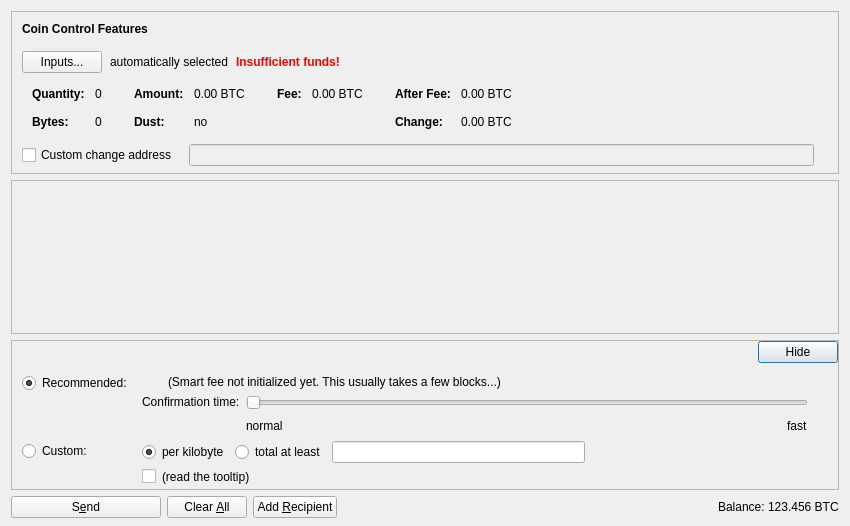
First picture: the form in src/qt/forms/sendcoinsdialog.ui, repository MrMiner-org/TheMinerzCoin, before the edit.
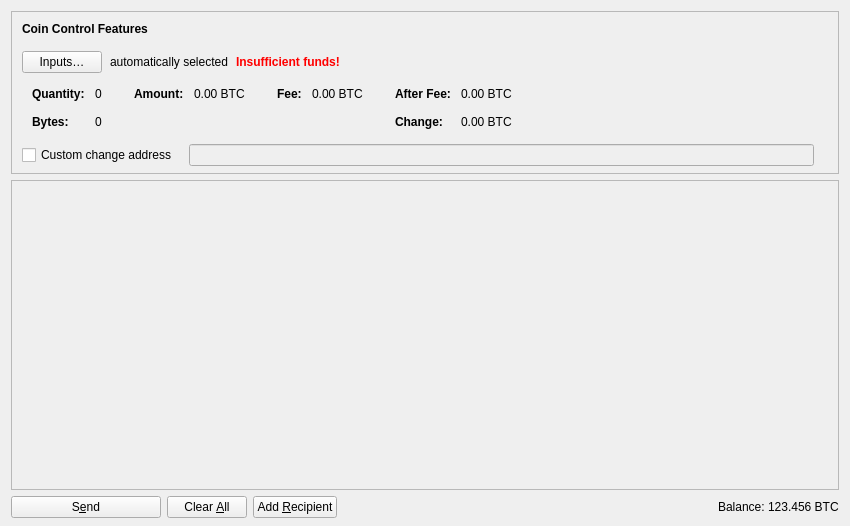
Second picture: the form after the edit. Icons and pictures are not drawn. Custom widgets are drawn as their Qt base class.

Diff of the .ui file:
```diff
--- a/src/qt/forms/sendcoinsdialog.ui
+++ b/src/qt/forms/sendcoinsdialog.ui
@@ -13,7 +13,7 @@
   <property name="windowTitle">
    <string>Send Coins</string>
   </property>
-  <layout class="QVBoxLayout" name="verticalLayout" stretch="0,1,0,0">
+  <layout class="QVBoxLayout" name="verticalLayout" stretch="0,1,0">
    <property name="bottomMargin">
     <number>8</number>
    </property>
@@ -107,7 +107,7 @@
              <string notr="true"/>
             </property>
             <property name="text">
-             <string>Inputs...</string>
+             <string>Inputs…</string>
             </property>
             <property name="autoDefault">
              <bool>false</bool>
@@ -331,35 +331,6 @@
                  </property>
                 </widget>
                </item>
-               <item row="1" column="0">
-                <widget class="QLabel" name="labelCoinControlLowOutputText">
-                 <property name="font">
-                  <font>
-                   <weight>75</weight>
-                   <bold>true</bold>
-                  </font>
-                 </property>
-                 <property name="text">
-                  <string>Dust:</string>
-                 </property>
-                </widget>
-               </item>
-               <item row="1" column="1">
-                <widget class="QLabel" name="labelCoinControlLowOutput">
-                 <property name="cursor">
-                  <cursorShape>IBeamCursor</cursorShape>
-                 </property>
-                 <property name="contextMenuPolicy">
-                  <enum>Qt::ActionsContextMenu</enum>
-                 </property>
-                 <property name="text">
-                  <string notr="true">no</string>
-                 </property>
-                 <property name="textInteractionFlags">
-                  <set>Qt::LinksAccessibleByMouse|Qt::TextSelectableByKeyboard|Qt::TextSelectableByMouse</set>
-                 </property>
-                </widget>
-               </item>
               </layout>
              </item>
              <item>
@@ -588,7 +559,7 @@
         <x>0</x>
         <y>0</y>
         <width>830</width>
-        <height>104</height>
+        <height>304</height>
        </rect>
       </property>
       <layout class="QVBoxLayout" name="verticalLayout_2" stretch="0,1">
@@ -628,494 +599,6 @@
      </widget>
     </widget>
    </item>
-   <item>
-    <widget class="QFrame" name="frameFee">
-     <property name="sizePolicy">
-      <sizepolicy hsizetype="Expanding" vsizetype="Expanding">
-       <horstretch>0</horstretch>
-       <verstretch>0</verstretch>
-      </sizepolicy>
-     </property>
-     <property name="maximumSize">
-      <size>
-       <width>16777215</width>
-       <height>16777215</height>
-      </size>
-     </property>
-     <property name="frameShape">
-      <enum>QFrame::StyledPanel</enum>
-     </property>
-     <property name="frameShadow">
-      <enum>QFrame::Sunken</enum>
-     </property>
-     <layout class="QVBoxLayout" name="verticalLayoutFee1">
-      <property name="spacing">
-       <number>0</number>
-      </property>
-      <property name="leftMargin">
-       <number>0</number>
-      </property>
-      <property name="topMargin">
-       <number>0</number>
-      </property>
-      <property name="rightMargin">
-       <number>0</number>
-      </property>
-      <property name="bottomMargin">
-       <number>0</number>
-      </property>
-      <item>
-       <layout class="QVBoxLayout" name="verticalLayoutFee2" stretch="0,0,0">
-        <property name="spacing">
-         <number>0</number>
-        </property>
-        <property name="leftMargin">
-         <number>10</number>
-        </property>
-        <property name="topMargin">
-         <number>0</number>
-        </property>
-        <item>
-         <layout class="QHBoxLayout" name="horizontalLayoutFee1">
-          <property name="bottomMargin">
-           <number>0</number>
-          </property>
-          <item>
-           <layout class="QVBoxLayout" name="verticalLayoutFee7">
-            <property name="spacing">
-             <number>0</number>
-            </property>
-            <item>
-             <spacer name="verticalSpacerSmartFee">
-              <property name="orientation">
-               <enum>Qt::Vertical</enum>
-              </property>
-              <property name="sizeType">
-               <enum>QSizePolicy::Fixed</enum>
-              </property>
-              <property name="sizeHint" stdset="0">
-               <size>
-                <width>1</width>
-                <height>4</height>
-               </size>
-              </property>
-             </spacer>
-            </item>
-            <item>
-             <spacer name="verticalSpacer_5">
-              <property name="orientation">
-               <enum>Qt::Vertical</enum>
-              </property>
-              <property name="sizeHint" stdset="0">
-               <size>
-                <width>1</width>
-                <height>1</height>
-               </size>
-              </property>
-             </spacer>
-            </item>
-           </layout>
-          </item>
-          <item>
-           <spacer name="horizontalSpacer_4">
-            <property name="orientation">
-             <enum>Qt::Horizontal</enum>
-            </property>
-            <property name="sizeHint" stdset="0">
-             <size>
-              <width>40</width>
-              <height>20</height>
-             </size>
-            </property>
-           </spacer>
-          </item>
-          <item>
-           <widget class="QPushButton" name="buttonMinimizeFee">
-            <property name="toolTip">
-             <string>collapse fee-settings</string>
-            </property>
-            <property name="text">
-             <string>Hide</string>
-            </property>
-           </widget>
-          </item>
-         </layout>
-        </item>
-        <item>
-         <widget class="QFrame" name="frameFeeSelection">
-          <layout class="QVBoxLayout" name="verticalLayoutFee12">
-           <property name="spacing">
-            <number>0</number>
-           </property>
-           <property name="leftMargin">
-            <number>0</number>
-           </property>
-           <property name="topMargin">
-            <number>0</number>
-           </property>
-           <property name="rightMargin">
-            <number>0</number>
-           </property>
-           <property name="bottomMargin">
-            <number>0</number>
-           </property>
-           <item>
-            <layout class="QGridLayout" name="gridLayoutFee">
-             <property name="topMargin">
-              <number>10</number>
-             </property>
-             <property name="bottomMargin">
-              <number>4</number>
-             </property>
-             <property name="horizontalSpacing">
-              <number>10</number>
-             </property>
-             <property name="verticalSpacing">
-              <number>4</number>
-             </property>
-             <item row="1" column="1">
-              <layout class="QVBoxLayout" name="verticalLayoutFee8">
-               <property name="spacing">
-                <number>6</number>
-               </property>
-               <item>
-                <layout class="QHBoxLayout" name="horizontalLayoutFee13">
-                 <item>
-                  <widget class="QRadioButton" name="radioCustomPerKilobyte">
-                   <property name="toolTip">
-                    <string>If the custom fee is set to 1000 satoshis and the transaction is only 250 bytes, then &quot;per kilobyte&quot; only pays 250 satoshis in fee, while &quot;total at least&quot; pays 1000 satoshis. For transactions bigger than a kilobyte both pay by kilobyte.</string>
-                   </property>
-                   <property name="text">
-                    <string>per kilobyte</string>
-                   </property>
-                   <property name="checked">
-                    <bool>true</bool>
-                   </property>
-                   <attribute name="buttonGroup">
-                    <string notr="true">groupCustomFee</string>
-                   </attribute>
-                  </widget>
-                 </item>
-                 <item>
-                  <widget class="QRadioButton" name="radioCustomAtLeast">
-                   <property name="toolTip">
-                    <string>If the custom fee is set to 1000 satoshis and the transaction is only 250 bytes, then &quot;per kilobyte&quot; only pays 250 satoshis in fee, while &quot;total at least&quot; pays 1000 satoshis. For transactions bigger than a kilobyte both pay by kilobyte.</string>
-                   </property>
-                   <property name="text">
-                    <string>total at least</string>
-                   </property>
-                   <attribute name="buttonGroup">
-                    <string notr="true">groupCustomFee</string>
-                   </attribute>
-                  </widget>
-                 </item>
-                 <item>
-                  <widget class="BitcoinAmountField" name="customFee"/>
-                 </item>
-                 <item>
-                  <spacer name="horizontalSpacer_6">
-                   <property name="orientation">
-                    <enum>Qt::Horizontal</enum>
-                   </property>
-                   <property name="sizeHint" stdset="0">
-                    <size>
-                     <width>1</width>
-                     <height>1</height>
-                    </size>
-                   </property>
-                  </spacer>
-                 </item>
-                </layout>
-               </item>
-               <item>
-                <layout class="QHBoxLayout" name="horizontalLayoutFee8">
-                 <item>
-                  <widget class="QCheckBox" name="checkBoxMinimumFee">
-                   <property name="toolTip">
-                    <string>Paying only the minimum fee is just fine as long as there is less transaction volume than space in the blocks. But be aware that this can end up in a never confirming transaction once there is more demand for bitcoin transactions than the network can process.</string>
-                   </property>
-                   <property name="text">
-                    <string/>
-                   </property>
-                  </widget>
-                 </item>
-                 <item>
-                  <widget class="QLabel" name="labelMinFeeWarning">
-                   <property name="enabled">
-                    <bool>true</bool>
-                   </property>
-                   <property name="toolTip">
-                    <string>Paying only the minimum fee is just fine as long as there is less transaction volume than space in the blocks. But be aware that this can end up in a never confirming transaction once there is more demand for bitcoin transactions than the network can process.</string>
-                   </property>
-                   <property name="text">
-                    <string>(read the tooltip)</string>
-                   </property>
-                   <property name="margin">
-                    <number>5</number>
-                   </property>
-                  </widget>
-                 </item>
-                 <item>
-                  <spacer name="horizontalSpacer_2">
-                   <property name="orientation">
-                    <enum>Qt::Horizontal</enum>
-                   </property>
-                   <property name="sizeHint" stdset="0">
-                    <size>
-                     <width>1</width>
-                     <height>1</height>
-                    </size>
-                   </property>
-                  </spacer>
-                 </item>
-                </layout>
-               </item>
-              </layout>
-             </item>
-             <item row="0" column="0">
-              <layout class="QVBoxLayout" name="verticalLayoutFee4" stretch="0,1">
-               <item>
-                <widget class="QRadioButton" name="radioSmartFee">
-                 <property name="text">
-                  <string>Recommended:</string>
-                 </property>
-                 <property name="checked">
-                  <bool>true</bool>
-                 </property>
-                 <attribute name="buttonGroup">
-                  <string notr="true">groupFee</string>
-                 </attribute>
-                </widget>
-               </item>
-               <item>
-                <spacer name="verticalSpacer_2">
-                 <property name="orientation">
-                  <enum>Qt::Vertical</enum>
-                 </property>
-                 <property name="sizeHint" stdset="0">
-                  <size>
-                   <width>1</width>
-                   <height>1</height>
-                  </size>
-                 </property>
-                </spacer>
-               </item>
-              </layout>
-             </item>
-             <item row="1" column="0">
-              <layout class="QVBoxLayout" name="verticalLayoutFee9" stretch="0,1">
-               <item>
-                <widget class="QRadioButton" name="radioCustomFee">
-                 <property name="text">
-                  <string>Custom:</string>
-                 </property>
-                 <attribute name="buttonGroup">
-                  <string notr="true">groupFee</string>
-                 </attribute>
-                </widget>
-               </item>
-               <item>
-                <spacer name="verticalSpacer_6">
-                 <property name="orientation">
-                  <enum>Qt::Vertical</enum>
-                 </property>
-                 <property name="sizeHint" stdset="0">
-                  <size>
-                   <width>1</width>
-                   <height>1</height>
-                  </size>
-                 </property>
-                </spacer>
-               </item>
-              </layout>
-             </item>
-             <item row="0" column="1">
-              <layout class="QVBoxLayout" name="verticalLayoutFee3" stretch="0,0,1">
-               <property name="spacing">
-                <number>6</number>
-               </property>
-               <property name="topMargin">
-                <number>2</number>
-               </property>
-               <item>
-                <layout class="QHBoxLayout" name="horizontalLayoutFee12">
-                 <item>
-                  <widget class="QLabel" name="labelSmartFee">
-                   <property name="text">
-                    <string/>
-                   </property>
-                   <property name="margin">
-                    <number>2</number>
-                   </property>
-                  </widget>
-                 </item>
-                 <item>
-                  <widget class="QLabel" name="labelFeeEstimation">
-                   <property name="text">
-                    <string/>
-                   </property>
-                  </widget>
-                 </item>
-                 <item>
-                  <widget class="QLabel" name="labelSmartFee2">
-                   <property name="text">
-                    <string>(Smart fee not initialized yet. This usually takes a few blocks...)</string>
-                   </property>
-                   <property name="margin">
-                    <number>2</number>
-                   </property>
-                  </widget>
-                 </item>
-                 <item>
-                  <spacer name="horizontalSpacer_5">
-                   <property name="orientation">
-                    <enum>Qt::Horizontal</enum>
-                   </property>
-                   <property name="sizeHint" stdset="0">
-                    <size>
-                     <width>1</width>
-                     <height>1</height>
-                    </size>
-                   </property>
-                  </spacer>
-                 </item>
-                </layout>
-               </item>
-               <item>
-                <layout class="QHBoxLayout" name="horizontalLayoutFee9">
-                 <item>
-                  <layout class="QVBoxLayout" name="verticalLayoutFee6">
-                   <item>
-                    <widget class="QLabel" name="labelSmartFee3">
-                     <property name="text">
-                      <string>Confirmation time:</string>
-                     </property>
-                     <property name="margin">
-                      <number>2</number>
-                     </property>
-                    </widget>
-                   </item>
-                   <item>
-                    <spacer name="verticalSpacer_3">
-                     <property name="orientation">
-                      <enum>Qt::Vertical</enum>
-                     </property>
-                     <property name="sizeHint" stdset="0">
-                      <size>
-                       <width>1</width>
-                       <height>1</height>
-                      </size>
-                     </property>
-                    </spacer>
-                   </item>
-                  </layout>
-                 </item>
-                 <item>
-                  <layout class="QVBoxLayout" name="verticalLayoutFee5">
-                   <property name="rightMargin">
-                    <number>30</number>
-                   </property>
-                   <item>
-                    <widget class="QSlider" name="sliderSmartFee">
-                     <property name="minimum">
-                      <number>0</number>
-                     </property>
-                     <property name="maximum">
-                      <number>24</number>
-                     </property>
-                     <property name="pageStep">
-                      <number>1</number>
-                     </property>
-                     <property name="value">
-                      <number>0</number>
-                     </property>
-                     <property name="orientation">
-                      <enum>Qt::Horizontal</enum>
-                     </property>
-                     <property name="invertedAppearance">
-                      <bool>false</bool>
-                     </property>
-                     <property name="invertedControls">
-                      <bool>false</bool>
-                     </property>
-                     <property name="tickPosition">
-                      <enum>QSlider::NoTicks</enum>
-                     </property>
-                    </widget>
-                   </item>
-                   <item>
-                    <layout class="QHBoxLayout" name="horizontalLayoutFee10">
-                     <item>
-                      <widget class="QLabel" name="labelSmartFeeNormal">
-                       <property name="text">
-                        <string>normal</string>
-                       </property>
-                      </widget>
-                     </item>
-                     <item>
-                      <spacer name="horizontalSpacer_3">
-                       <property name="orientation">
-                        <enum>Qt::Horizontal</enum>
-                       </property>
-                       <property name="sizeHint" stdset="0">
-                        <size>
-                         <width>40</width>
-                         <height>20</height>
-                        </size>
-                       </property>
-                      </spacer>
-                     </item>
-                     <item>
-                      <widget class="QLabel" name="labelSmartFeeFast">
-                       <property name="text">
-                        <string>fast</string>
-                       </property>
-                      </widget>
-                     </item>
-                    </layout>
-                   </item>
-                  </layout>
-                 </item>
-                </layout>
-               </item>
-               <item>
-                <spacer name="verticalSpacer_4">
-                 <property name="orientation">
-                  <enum>Qt::Vertical</enum>
-                 </property>
-                 <property name="sizeHint" stdset="0">
-                  <size>
-                   <width>1</width>
-                   <height>1</height>
-                  </size>
-                 </property>
-                </spacer>
-               </item>
-              </layout>
-             </item>
-            </layout>
-           </item>
-          </layout>
-         </widget>
-        </item>
-        <item>
-         <spacer name="verticalSpacerFee">
-          <property name="orientation">
-           <enum>Qt::Vertical</enum>
-          </property>
-          <property name="sizeHint" stdset="0">
-           <size>
-            <width>800</width>
-            <height>1</height>
-           </size>
-          </property>
-         </spacer>
-        </item>
-       </layout>
-      </item>
-     </layout>
-    </widget>
-   </item>
    <item>
     <layout class="QHBoxLayout" name="horizontalLayout">
      <item>
```
Left out of the diff: 40 changed lines with no effect on the pictures.
